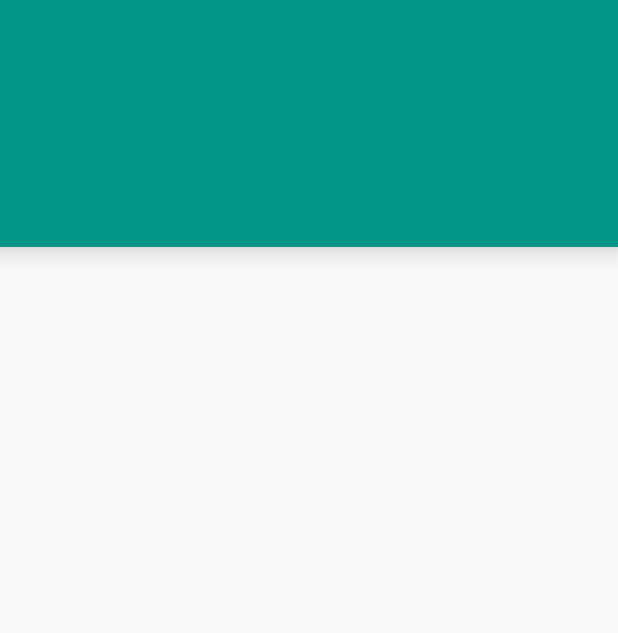
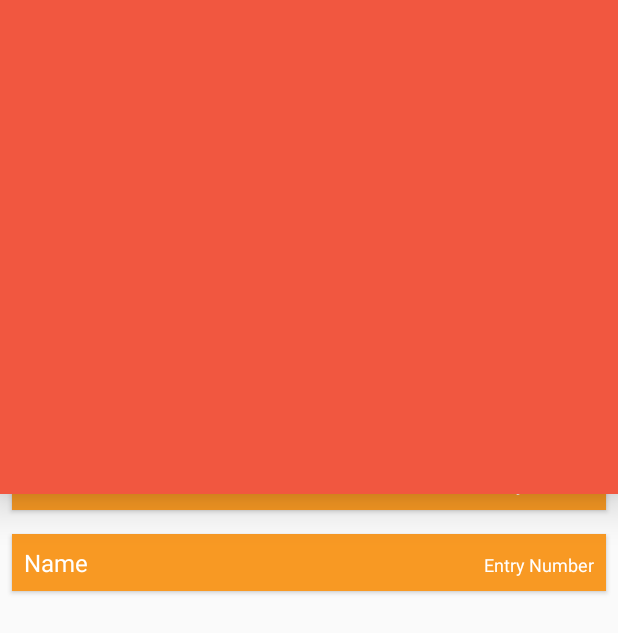
Before and after one commit to saurabhkumar13/CopReg, an Android app: the screen it shows after launch (MainActivity), on a phone screen of 412 x 824 dp. Shown: the top 633 px of the screen. Run offline under Robolectric (Android 15) with nearby library versions, the phone set to English and light mode, and no system bars.

Commit message:
card layout changes

```diff
--- a/app/src/main/java/com/thefallen/copreg/MainActivity.java
+++ b/app/src/main/java/com/thefallen/copreg/MainActivity.java
@@ -4,7 +4,6 @@ import android.content.Context;
 import android.os.Bundle;
 import android.os.Handler;
 import android.support.v7.app.AppCompatActivity;
-import android.util.Log;
 import android.view.View;
 import android.view.animation.AnticipateOvershootInterpolator;
 import android.widget.FrameLayout;
@@ -13,9 +12,8 @@ import pl.droidsonroids.gif.GifImageView;
 
 public class MainActivity extends AppCompatActivity {
 
-    GifImageView view;
+    GifImageView gifImageView;
     FrameLayout splashScreen;
-    View Overshoot;
     Context mContext;
 
     @Override
@@ -24,32 +22,47 @@ public class MainActivity extends AppCompatActivity {
         setContentView(R.layout.activity_main);
 
         mContext = this;
-        //Gif view
-        view = (GifImageView) findViewById(R.id.logo);
+
+        //Gif gifImageView
+        gifImageView = (GifImageView) findViewById(R.id.logo);
         splashScreen = (FrameLayout) findViewById(R.id.splashScreen);
-        Overshoot = (View) findViewById(R.id.Overshoot);
 
-        //in millis
+        setLayoutParams();
+
+        splashAnimate();
+
+    }
+
+    public void setLayoutParams() {
+        splashScreen.setLayoutParams(new FrameLayout.LayoutParams(FrameLayout.LayoutParams.MATCH_PARENT, (int) (DisplayHelper.getHeight(mContext) * 1.4)));
+        splashScreen.setTranslationY(-DisplayHelper.dpToPx(50, mContext));
+        FrameLayout.LayoutParams gifLayoutParams = new FrameLayout.LayoutParams(FrameLayout.LayoutParams.MATCH_PARENT, FrameLayout.LayoutParams.WRAP_CONTENT);
+        gifLayoutParams.topMargin = DisplayHelper.getHeight(mContext) / 2;
+        gifImageView.setLayoutParams(gifLayoutParams);
+
+    }
+
+    public void splashAnimate() {
         int splashDelay = 2400;
-        final int splashDuration = 1000;
-        final int toolbarHeight = DisplayHelper.getHeight(mContext)/5;
 
         new Handler().postDelayed(new Runnable() {
+            //in millis
+            int splashDuration = 1000;
 
             public void run() {
 
                 // Prepare the View for the animation
-                view.setVisibility(View.VISIBLE);
-                view.setAlpha(1.0f);
-                Log.i("height", toolbarHeight+"");
+                gifImageView.setVisibility(View.VISIBLE);
+                gifImageView.setAlpha(1.0f);
                 // Start the animation
                 //animate down
                 splashScreen.animate()
                         .setDuration(splashDuration)
-                        .translationY(-splashScreen.getHeight() + toolbarHeight)
+                        .translationY(-DisplayHelper.getHeight(mContext))
                         .setInterpolator(new AnticipateOvershootInterpolator(1));
             }
 
         }, splashDelay);
     }
+
 }
--- a/app/src/main/res/layout/activity_main.xml
+++ b/app/src/main/res/layout/activity_main.xml
@@ -5,41 +5,54 @@
     android:layout_height="match_parent"
     tools:context="com.thefallen.copreg.MainActivity">
 
-    <View
-        android:id="@+id/Overshoot"
-        android:layout_width="match_parent"
-        android:layout_height="50dp"
-        android:elevation="12dp"
-        android:background="@color/colorPrimary"
-        />
+    <FrameLayout
 
-    <FrameLayout
         android:id="@+id/splashScreen"
         android:layout_width="match_parent"
         android:layout_height="match_parent"
         android:background="@color/colorPrimary"
-        android:elevation="12dp"
+        android:elevation="16dp"
         >
 
         <pl.droidsonroids.gif.GifImageView
             android:id="@+id/logo"
             android:layout_width="wrap_content"
             android:layout_height="wrap_content"
-            android:layout_gravity="center"
             android:src="@drawable/splashlogo2"
             />
     </FrameLayout>
 
+    <RelativeLayout
+        android:layout_width="match_parent"
+        android:layout_height="match_parent"
+        android:layout_marginTop="240dp">
     <include
         android:id="@+id/card1"
-        layout="@layout/card" />
+        layout="@layout/card"
+        android:layout_width="match_parent"
+        android:layout_height="wrap_content"
+        android:layout_gravity="center_horizontal"
+        android:layout_margin="@dimen/card_padding"
+        android:padding="@dimen/card_padding" />
 
     <include
         android:id="@+id/card2"
-        layout="@layout/card" />
+        layout="@layout/card"
+        android:layout_width="match_parent"
+        android:layout_height="wrap_content"
+        android:layout_below="@id/card1"
+        android:layout_gravity="center_horizontal"
+        android:layout_margin="@dimen/card_padding"
+        android:padding="@dimen/card_padding" />
 
     <include
         android:id="@+id/card3"
-        layout="@layout/card" />
-
+        layout="@layout/card"
+        android:layout_width="match_parent"
+        android:layout_height="wrap_content"
+        android:layout_below="@id/card2"
+        android:layout_gravity="center_horizontal"
+        android:layout_margin="@dimen/card_padding"
+        android:padding="@dimen/card_padding" />
+    </RelativeLayout>
 </FrameLayout>
--- a/app/src/main/res/layout/card.xml
+++ b/app/src/main/res/layout/card.xml
@@ -1,26 +1,34 @@
 <?xml version="1.0" encoding="utf-8"?>
 <LinearLayout xmlns:android="http://schemas.android.com/apk/res/android"
-    android:layout_width="wrap_content"
+    android:layout_width="match_parent"
     android:layout_height="wrap_content"
     android:layout_gravity="center_horizontal"
-    android:background="@color/Accents200"
-    android:elevation="16dp"
-    android:orientation="vertical"
-    android:textColor="@color/Primary900"
-    android:visibility="gone"
+    android:layout_margin="@dimen/card_padding"
+    android:background="@color/colorAccent"
+    android:elevation="2dp"
+    android:orientation="horizontal"
+    android:padding="@dimen/card_padding"
+    android:textColor="@color/Primary800"
     >
 
-    <TextView
-        android:layout_width="wrap_content"
-        android:layout_height="wrap_content"
-        android:hint="Name"
-        android:layout_gravity="center_horizontal"
-        android:textSize="40sp" />
 
     <TextView
-        android:layout_width="wrap_content"
+        android:layout_width="0dp"
         android:layout_height="wrap_content"
-        android:hint="Email"
-        android:layout_gravity="center_horizontal"
-        android:textSize="40sp" />
+        android:layout_weight="1"
+        android:hint="Name"
+        android:scrollHorizontally="true"
+        android:singleLine="true"
+        android:textColorHint="@android:color/white"
+        android:textSize="16sp" />
+
+    <TextView
+        android:layout_width="0dp"
+        android:layout_height="wrap_content"
+        android:layout_weight=".4"
+        android:gravity="end"
+        android:hint="Entry Number"
+        android:singleLine="true"
+        android:textColorHint="@android:color/white"
+        android:textSize="12sp" />
 </LinearLayout>
--- a/app/src/main/res/values/colors.xml
+++ b/app/src/main/res/values/colors.xml
@@ -1,8 +1,8 @@
 <?xml version="1.0" encoding="utf-8"?>
 <resources>
-    <color name="colorPrimary">#009688</color>
+    <color name="colorPrimary">#F15740</color>
     <color name="colorPrimaryDark">#00695C</color>
-    <color name="colorAccent">#1DE9B6</color>
+    <color name="colorAccent">#F89923</color>
 
     <!--  Color schema from bright to dark  -->
     <color name="Primary50">#E0F2F1</color>
--- a/app/src/main/res/values/dimens.xml
+++ b/app/src/main/res/values/dimens.xml
@@ -2,4 +2,5 @@
     <!-- Default screen margins, per the Android Design guidelines. -->
     <dimen name="activity_horizontal_margin">16dp</dimen>
     <dimen name="activity_vertical_margin">16dp</dimen>
+    <dimen name="card_padding">8dp</dimen>
 </resources>
```
